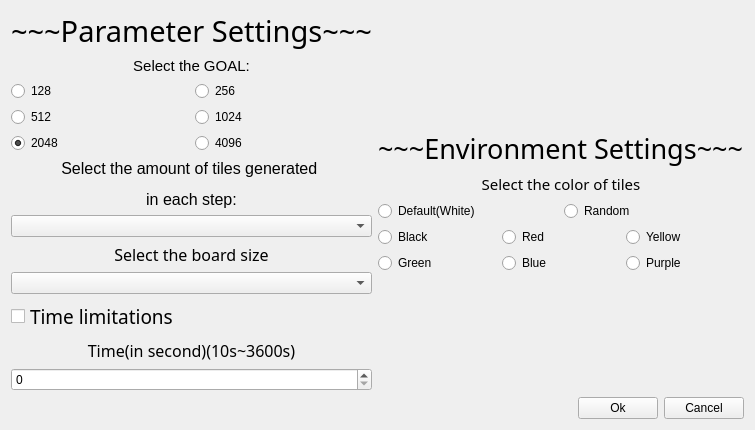
F74036344/2048, file settings.ui: the form before one commit.
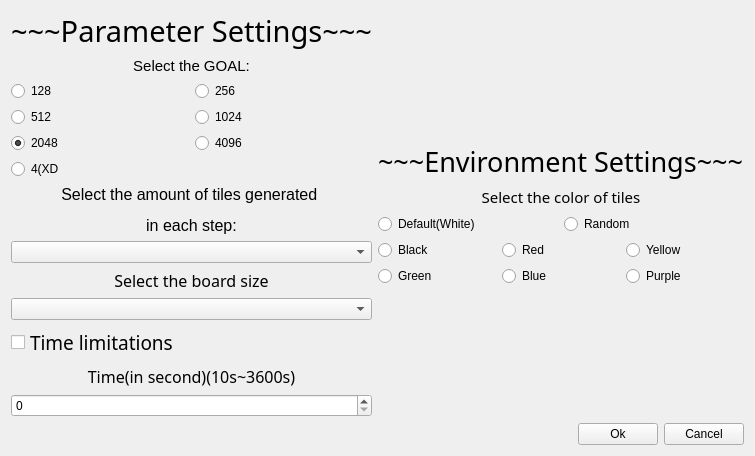
The form after the commit.

```diff
--- a/settings.ui
+++ b/settings.ui
@@ -128,6 +128,16 @@
            </item>
           </layout>
          </item>
+         <item>
+          <widget class="QRadioButton" name="radioButton_XD">
+           <property name="text">
+            <string>4(XD</string>
+           </property>
+           <attribute name="buttonGroup">
+            <string notr="true">buttonGroup</string>
+           </attribute>
+          </widget>
+         </item>
         </layout>
        </item>
        <item>
```
